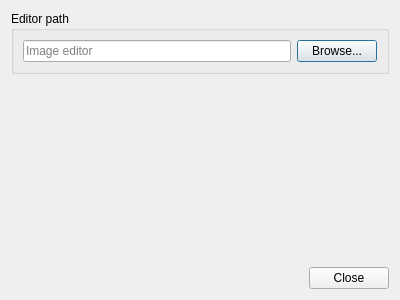
First picture: the form in forms/settings.ui, repository veeti/vendace, before the edit.
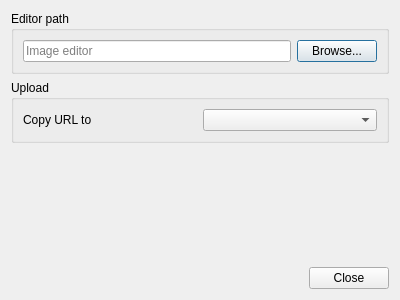
Second picture: the form after the edit.

Commit message:
Add "copy to" setting for clipboard buffer to use
Issue: closes #14

What changed in the file:
```diff
--- a/forms/settings.ui
+++ b/forms/settings.ui
@@ -49,6 +49,29 @@
        </layout>
       </widget>
      </item>
+     <item>
+      <widget class="QGroupBox" name="groupBox_2">
+       <property name="title">
+        <string>Upload</string>
+       </property>
+       <layout class="QHBoxLayout" name="horizontalLayout_5">
+        <item>
+         <layout class="QHBoxLayout" name="horizontalLayout_4">
+          <item>
+           <widget class="QLabel" name="label">
+            <property name="text">
+             <string>Copy URL to</string>
+            </property>
+           </widget>
+          </item>
+          <item>
+           <widget class="QComboBox" name="copyTo"/>
+          </item>
+         </layout>
+        </item>
+       </layout>
+      </widget>
+     </item>
      <item>
       <spacer name="verticalSpacer">
        <property name="orientation">
```
The commit also changes 6 other files.
